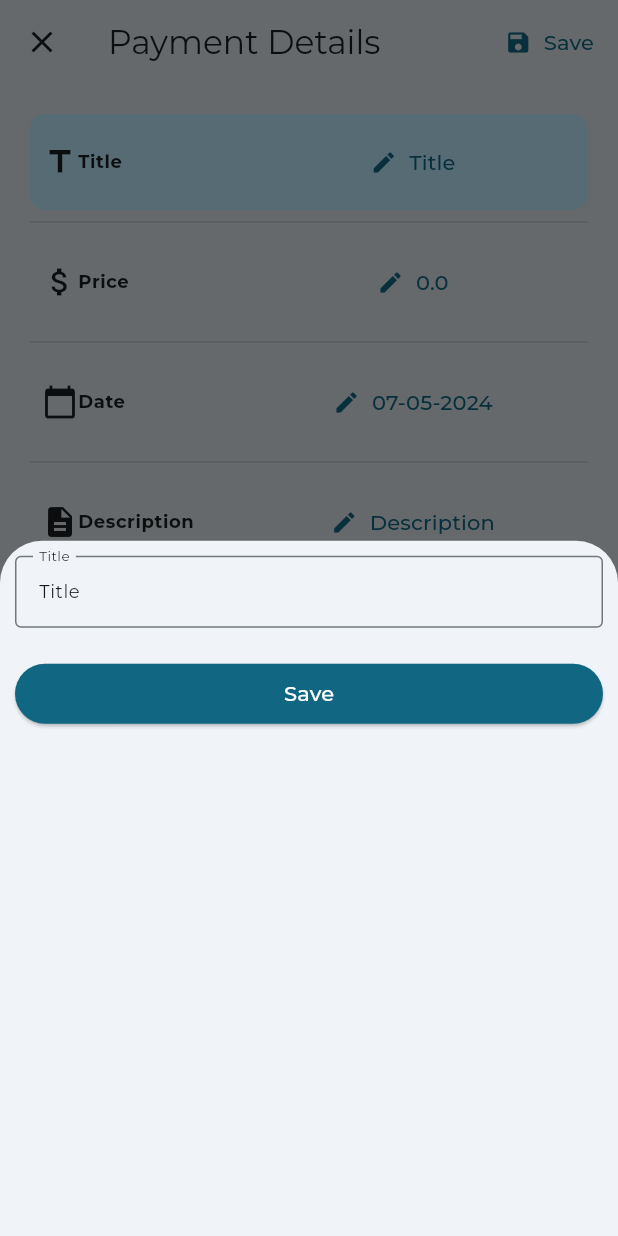
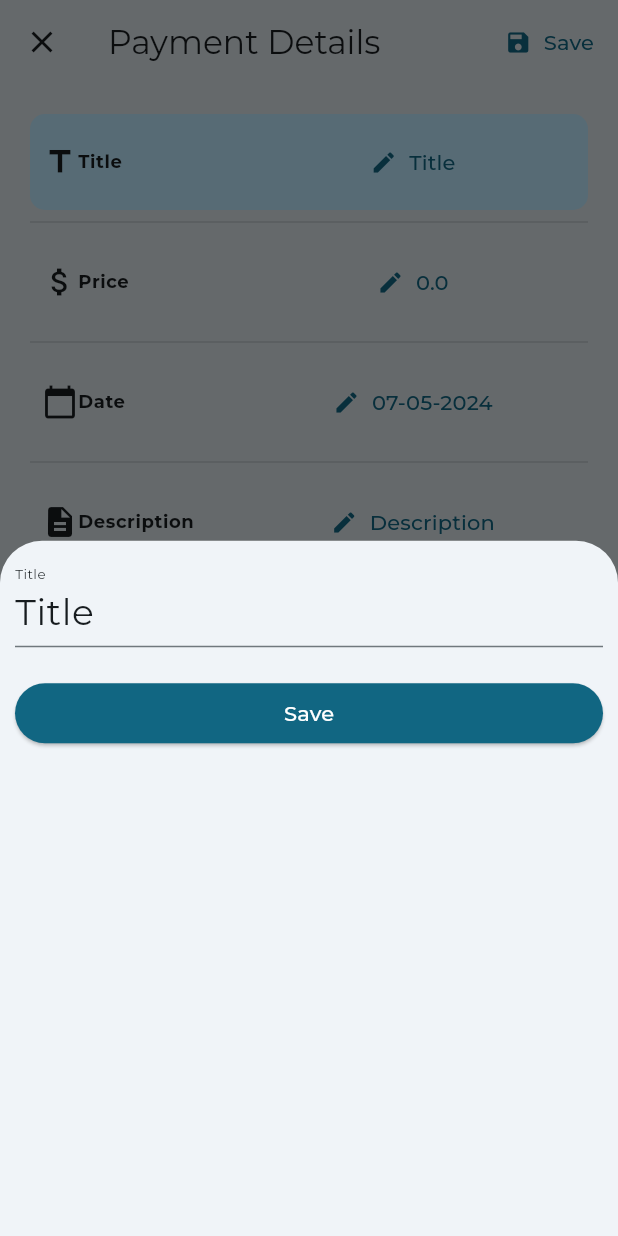
Before and after one commit to Eduardnol/payments, a Flutter app: the ModalBottomSheetCustom screen opened directly with empty values, after a tap on "Title", on a phone screen of 412 x 824 dp. Run offline on Flutter 3.47's test engine with Material 3 defaults, Android fonts, the phone set to English and light mode, and no system bars; our stand-ins replace cloud_firestore, firebase_auth, firebase_core, google_fonts; accounts and stored records are empty.

Commit message:
Better design decorations

```diff
--- a/lib/CustomWidgets/ModalViewPaymentInfo/PaymentItemView.dart
+++ b/lib/CustomWidgets/ModalViewPaymentInfo/PaymentItemView.dart
@@ -219,7 +219,6 @@ class ModalEditPaymentInfo extends StatelessWidget {
             maxLines: maxLines,
             decoration: InputDecoration(
               enabled: isEditable,
-              border: OutlineInputBorder(),
               labelText: title,
               labelStyle: Theme.of(context).textTheme.bodySmall!.copyWith(
                     color: Theme.of(context).colorScheme.onSurface,
@@ -227,6 +226,7 @@ class ModalEditPaymentInfo extends StatelessWidget {
             ),
             style: Theme.of(context).textTheme.bodySmall!.copyWith(
                   color: Theme.of(context).colorScheme.onSurface,
+                  fontSize: 24,
                 ),
             controller: controller,
           ),
```
